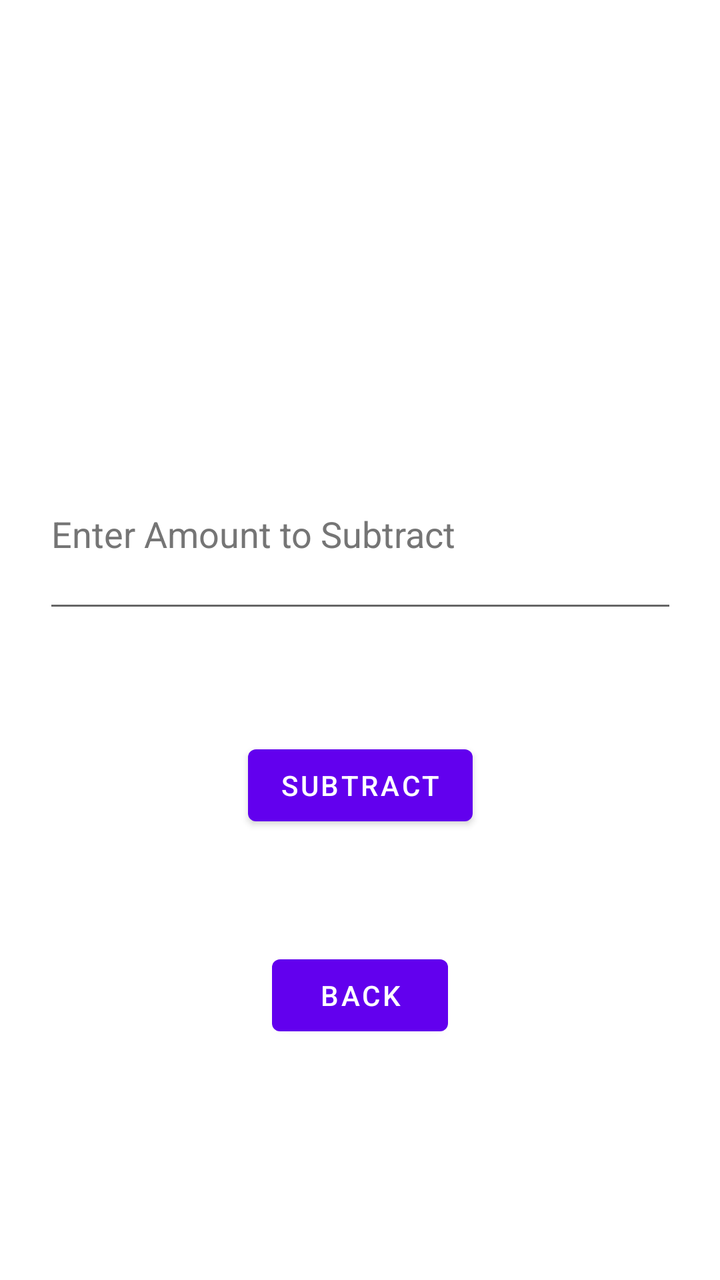
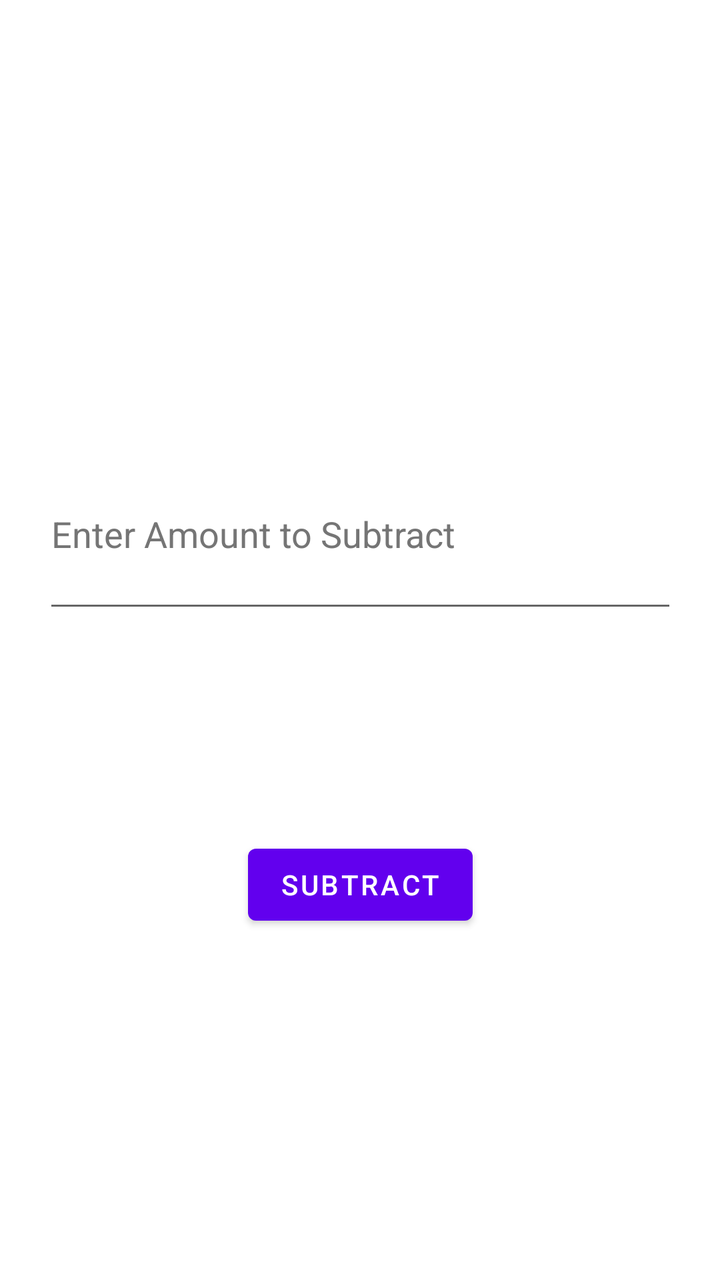

Screens rendered from an Android XML layout before and after an edit, with the pre-edit source and the edit as a unified diff.
<!-- AndroidManifest.xml: application theme Theme.GamblingBadger -->
<!-- res/layout/fragment_sub_balance.xml -->
<?xml version="1.0" encoding="utf-8"?>
<androidx.constraintlayout.widget.ConstraintLayout xmlns:android="http://schemas.android.com/apk/res/android"
    xmlns:app="http://schemas.android.com/apk/res-auto"
    xmlns:tools="http://schemas.android.com/tools"
    android:id="@+id/constraintLayout"
    android:layout_width="match_parent"
    android:layout_height="match_parent"
    tools:context=".balance.SubBalanceFragment">

    

    <Button
        android:id="@+id/subBalanceFrag_button_SUBTRACT"
        android:layout_width="wrap_content"
        android:layout_height="wrap_content"
        android:text="@string/SUB"
        app:layout_constraintBottom_toTopOf="@+id/subBalanceFrag_button_back"
        app:layout_constraintEnd_toEndOf="parent"
        app:layout_constraintHorizontal_bias="0.5"
        app:layout_constraintStart_toStartOf="parent"
        app:layout_constraintTop_toBottomOf="@+id/subBalanceFrag_subAmt" />

    <EditText
        android:id="@+id/subBalanceFrag_subAmt"
        android:layout_width="317dp"
        android:layout_height="92dp"
        android:autofillHints=" "
        android:ems="10"
        android:hint="@string/enter_amount_t_subtract"
        android:imeOptions="actionDone"
        android:inputType="numberDecimal"
        android:textColorHint="#757575"
        app:layout_constraintBottom_toBottomOf="parent"
        app:layout_constraintEnd_toEndOf="parent"
        app:layout_constraintStart_toStartOf="parent"
        app:layout_constraintTop_toTopOf="parent"
        app:layout_constraintVertical_bias="0.40" />

    <Button
        android:id="@+id/subBalanceFrag_button_back"
        android:layout_width="wrap_content"
        android:layout_height="wrap_content"
        android:text="@string/BACK"
        app:layout_constraintBottom_toBottomOf="parent"
        app:layout_constraintEnd_toEndOf="parent"
        app:layout_constraintHorizontal_bias="0.5"
        app:layout_constraintStart_toStartOf="parent"
        app:layout_constraintTop_toTopOf="parent"
        app:layout_constraintVertical_bias=".8" />

</androidx.constraintlayout.widget.ConstraintLayout>
<!-- resources referenced by this layout -->
<resources>
  <string name="BACK">BACK</string>
  <string name="SUB">SUBTRACT</string>
  <string name="enter_amount_t_subtract">Enter Amount to Subtract</string>
  <style name="Theme.GamblingBadger" parent="Theme.MaterialComponents.DayNight.DarkActionBar">
          
          <item name="colorPrimary">@color/purple_500</item>
          <item name="colorPrimaryVariant">@color/purple_700</item>
          <item name="colorOnPrimary">@color/white</item>
          
          <item name="colorSecondary">@color/teal_200</item>
          <item name="colorSecondaryVariant">@color/teal_700</item>
          <item name="colorOnSecondary">@color/black</item>
          
          <item name="android:statusBarColor" tools:targetApi="l">?attr/colorPrimaryVariant</item>
          
      </style>
  <color name="purple_500">#FF6200EE</color>
  <color name="purple_700">#FF3700B3</color>
  <color name="white">#FFFFFFFF</color>
  <color name="teal_200">#FF03DAC5</color>
  <color name="teal_700">#FF018786</color>
  <color name="black">#FF000000</color>
</resources>

<!-- the commit's change to res/layout/fragment_sub_balance.xml (unified diff, before → after) -->
@@ -13,12 +13,13 @@
         android:id="@+id/subBalanceFrag_button_SUBTRACT"
         android:layout_width="wrap_content"
         android:layout_height="wrap_content"
+        android:layout_marginTop="92dp"
         android:text="@string/SUB"
-        app:layout_constraintBottom_toTopOf="@+id/subBalanceFrag_button_back"
+        app:layout_constraintBottom_toBottomOf="parent"
         app:layout_constraintEnd_toEndOf="parent"
-        app:layout_constraintHorizontal_bias="0.5"
         app:layout_constraintStart_toStartOf="parent"
-        app:layout_constraintTop_toBottomOf="@+id/subBalanceFrag_subAmt" />
+        app:layout_constraintTop_toBottomOf="@+id/subBalanceFrag_subAmt"
+        app:layout_constraintVertical_bias="0.08" />
 
     <EditText
         android:id="@+id/subBalanceFrag_subAmt"
@@ -36,16 +37,4 @@
         app:layout_constraintTop_toTopOf="parent"
         app:layout_constraintVertical_bias="0.40" />
 
-    <Button
-        android:id="@+id/subBalanceFrag_button_back"
-        android:layout_width="wrap_content"
-        android:layout_height="wrap_content"
-        android:text="@string/BACK"
-        app:layout_constraintBottom_toBottomOf="parent"
-        app:layout_constraintEnd_toEndOf="parent"
-        app:layout_constraintHorizontal_bias="0.5"
-        app:layout_constraintStart_toStartOf="parent"
-        app:layout_constraintTop_toTopOf="parent"
-        app:layout_constraintVertical_bias=".8" />
-
 </androidx.constraintlayout.widget.ConstraintLayout>
<!-- resource entries referenced after the edit -->
@@ -1,6 +1,5 @@
 <!-- resources referenced by this layout -->
 <resources>
-  <string name="BACK">BACK</string>
   <string name="SUB">SUBTRACT</string>
   <string name="enter_amount_t_subtract">Enter Amount to Subtract</string>
   <style name="Theme.GamblingBadger" parent="Theme.MaterialComponents.DayNight.DarkActionBar">
